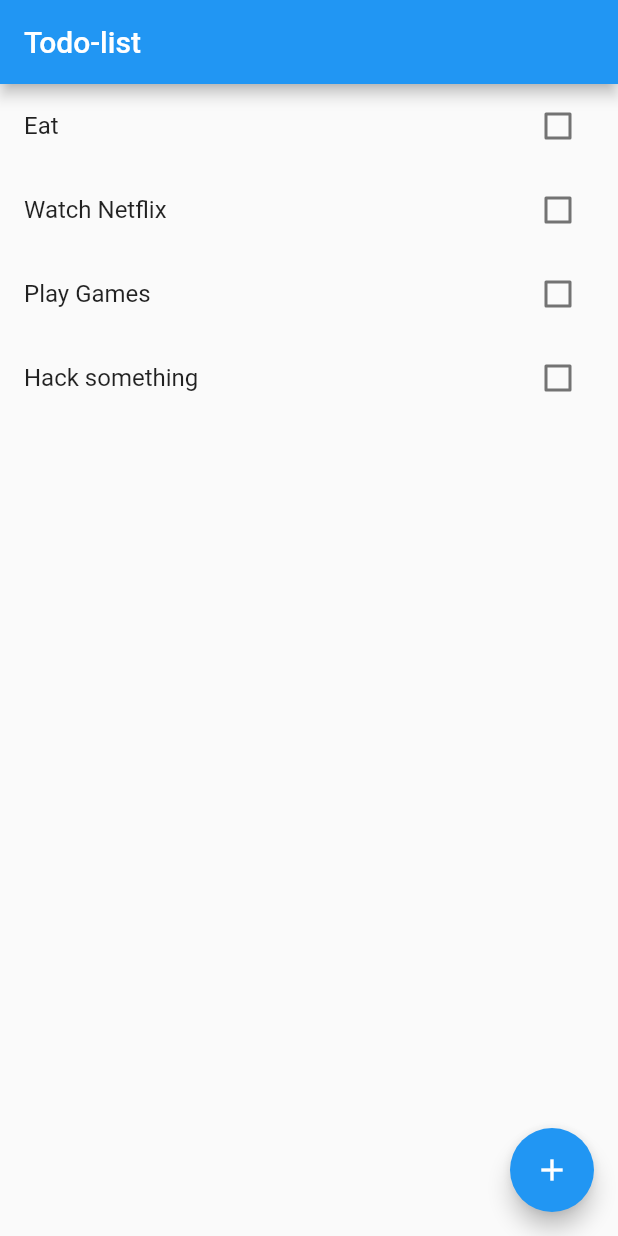
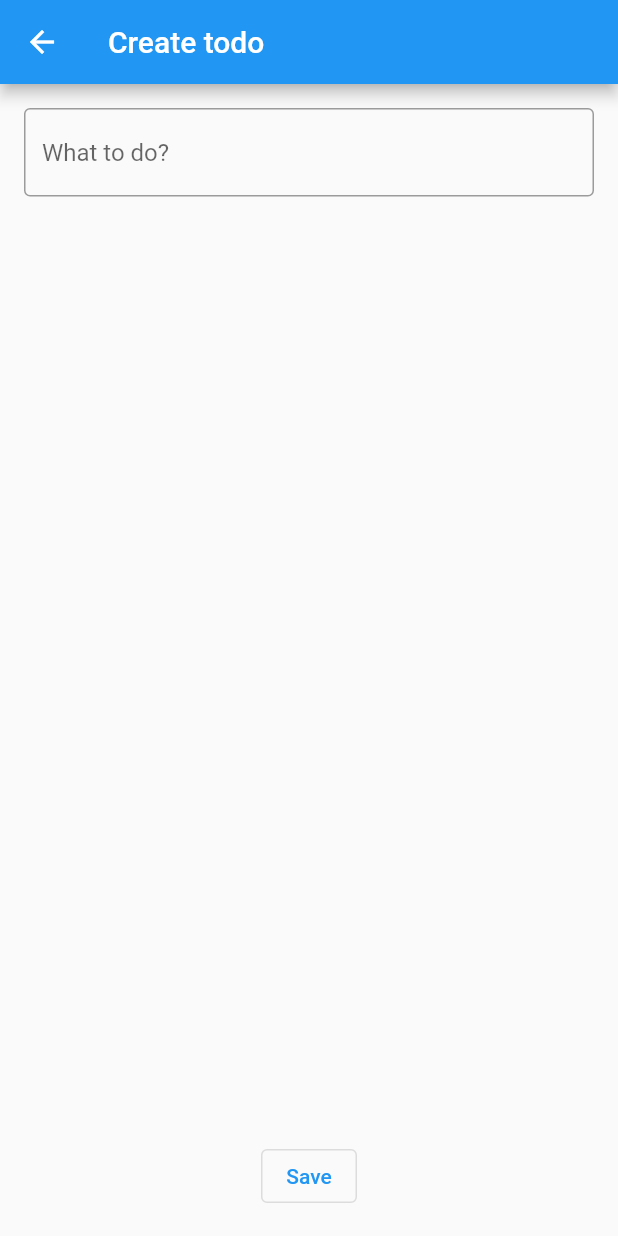
Before and after one commit to timurnav/simple_todo, a Flutter app: the screen it shows after launch, after a tap on the "add" icon, on a phone screen of 412 x 824 dp. Run offline on Flutter 3.47's test engine with Material 2 defaults, Android fonts, the phone set to English and light mode, and no system bars.

Commit message:
edit todo screen

```diff
--- /dev/null
+++ b/lib/edit_todo_screen.dart
@@ -0,0 +1,48 @@
+import 'package:flutter/cupertino.dart';
+import 'package:flutter/material.dart';
+
+class EditTodoScreen extends StatefulWidget {
+  final int? id;
+
+  const EditTodoScreen({Key? key, this.id}) : super(key: key);
+
+  @override
+  State<EditTodoScreen> createState() => _EditTodoScreenState();
+}
+
+class _EditTodoScreenState extends State<EditTodoScreen> {
+  final _controller = TextEditingController();
+
+  @override
+  Widget build(BuildContext context) {
+    return Scaffold(
+      appBar: AppBar(
+        title: Text(widget.id == null ? 'Create todo' : 'Edit todo'),
+      ),
+      body: Padding(
+        padding: EdgeInsets.all(16),
+        child: Column(
+          mainAxisAlignment: MainAxisAlignment.spaceBetween,
+          children: [
+            TextField(
+              decoration: const InputDecoration(
+                border: OutlineInputBorder(),
+                hintText: 'What to do?',
+              ),
+              controller: _controller,
+            ),
+            OutlinedButton(
+              onPressed: _saveTodo,
+              child: Text('Save'),
+            )
+          ],
+        ),
+      ),
+    );
+  }
+
+  void _saveTodo() {
+    var text = _controller.text;
+    print('todo to save $text');
+  }
+}
--- a/lib/todo_list_screen.dart
+++ b/lib/todo_list_screen.dart
@@ -1,5 +1,7 @@
 import 'package:flutter/material.dart';
 import 'package:simple_todo/model.dart';
+
+import 'edit_todo_screen.dart';
 
 class TodoListScreen extends StatefulWidget {
   const TodoListScreen({Key? key}) : super(key: key);
@@ -48,9 +50,19 @@ class _TodoListScreenState extends State<TodoListScreen> {
         ));
   }
 
-  void _createNewItem() {}
+  void _createNewItem() {
+    Navigator.push(
+      context,
+      MaterialPageRoute(builder: (ctx) => EditTodoScreen()),
+    );
+  }
 
-  void _updateItem(int id) {}
+  void _updateItem(int id) {
+    Navigator.push(
+      context,
+      MaterialPageRoute(builder: (ctx) => EditTodoScreen(id: id)),
+    );
+  }
 
   void _deleteItem(int id) {
     setState(() {
```
